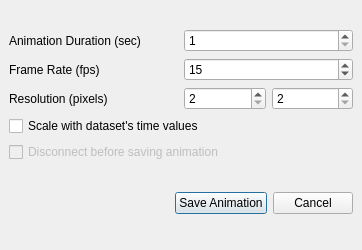
This is Qt/Components/Resources/UI/pqAnimationSettings.ui in wildmichael/ParaView3-enhancements-old as Qt 5 draws it before an edit. The edited form follows.
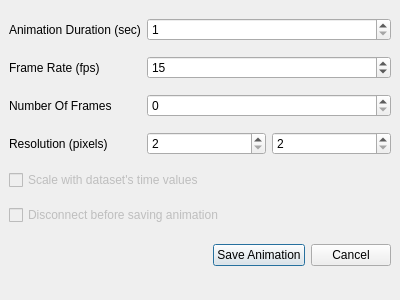
This is the edited form.

Commit message: ENH: Adding Animation interface. It is now possible to create keyframe animations. VCR control uses the actual animation subsystem to play animations. Currently, animations reader time is not available, it will be included once the notion of global time is added.

Patch:
```diff
--- a/Qt/Components/Resources/UI/pqAnimationSettings.ui
+++ b/Qt/Components/Resources/UI/pqAnimationSettings.ui
@@ -8,8 +8,8 @@
    <rect>
     <x>0</x>
     <y>0</y>
-    <width>362</width>
-    <height>250</height>
+    <width>400</width>
+    <height>300</height>
    </rect>
   </property>
   <property name="windowTitle" >
@@ -22,31 +22,41 @@
    <property name="spacing" >
     <number>6</number>
    </property>
+   <item row="7" column="1" >
+    <spacer>
+     <property name="orientation" >
+      <enum>Qt::Vertical</enum>
+     </property>
+    </spacer>
+   </item>
+   <item row="0" column="1" colspan="2" >
+    <widget class="QSpinBox" name="spinBoxAnimationDuration" >
+     <property name="toolTip" >
+      <string>Duration for the Animation (in seconds)</string>
+     </property>
+     <property name="statusTip" >
+      <string>Sets the duration for the animation in seconds.</string>
+     </property>
+     <property name="whatsThis" >
+      <string>Sets the duration for the animation in seconds.</string>
+     </property>
+     <property name="maximum" >
+      <number>2147483647</number>
+     </property>
+     <property name="minimum" >
+      <number>1</number>
+     </property>
+    </widget>
+   </item>
    <item row="0" column="0" >
-    <layout class="QVBoxLayout" >
-     <property name="margin" >
-      <number>0</number>
-     </property>
-     <property name="spacing" >
-      <number>6</number>
-     </property>
-     <item>
-      <layout class="QHBoxLayout" >
-       <property name="margin" >
-        <number>0</number>
-       </property>
-       <property name="spacing" >
-        <number>6</number>
-       </property>
-       <item>
         <widget class="QLabel" name="labelAnimationDuration" >
          <property name="text" >
           <string>Animation Duration (sec)</string>
          </property>
         </widget>
        </item>
-       <item>
-        <widget class="QSpinBox" name="spinBoxAnimationDuration" >
+   <item row="3" column="2" >
+    <widget class="QSpinBox" name="spinBoxHeight" >
          <property name="toolTip" >
           <string>Duration for the Animation (in seconds)</string>
          </property>
@@ -57,28 +67,27 @@
           <string>Sets the duration for the animation in seconds.</string>
          </property>
          <property name="minimum" >
-          <number>1</number>
+      <number>2</number>
          </property>
         </widget>
        </item>
-      </layout>
-     </item>
-     <item>
-      <layout class="QHBoxLayout" >
-       <property name="margin" >
-        <number>0</number>
-       </property>
-       <property name="spacing" >
-        <number>6</number>
-       </property>
-       <item>
-        <widget class="QLabel" name="labelFrameRate" >
-         <property name="text" >
-          <string>Frame Rate (fps)</string>
-         </property>
-        </widget>
-       </item>
-       <item>
+   <item row="3" column="1" >
+    <widget class="QSpinBox" name="spinBoxWidth" >
+     <property name="toolTip" >
+      <string>View Width (in pixels) </string>
+     </property>
+     <property name="statusTip" >
+      <string>Sets the width (in pixles) to use while generating animation.</string>
+     </property>
+     <property name="whatsThis" >
+      <string>Sets the width (in pixles) to use while generating animation.</string>
+     </property>
+     <property name="minimum" >
+      <number>2</number>
+     </property>
+    </widget>
+   </item>
+   <item row="1" column="1" colspan="2" >
         <widget class="QSpinBox" name="spinBoxFrameRate" >
          <property name="toolTip" >
           <string>Animation Frame Rate in frames-per-second.</string>
@@ -100,115 +109,14 @@
          </property>
         </widget>
        </item>
-      </layout>
-     </item>
-     <item>
-      <layout class="QHBoxLayout" >
-       <property name="margin" >
-        <number>0</number>
-       </property>
-       <property name="spacing" >
-        <number>6</number>
-       </property>
-       <item>
-        <widget class="QLabel" name="label_3" >
-         <property name="text" >
-          <string>Resolution (pixels)</string>
-         </property>
-        </widget>
-       </item>
-       <item>
-        <layout class="QHBoxLayout" >
-         <property name="margin" >
-          <number>0</number>
-         </property>
-         <property name="spacing" >
-          <number>6</number>
-         </property>
-         <item>
-          <widget class="QSpinBox" name="spinBoxWidth" >
-           <property name="toolTip" >
-            <string>View Width (in pixels) </string>
-           </property>
-           <property name="statusTip" >
-            <string>Sets the width (in pixles) to use while generating animation.</string>
-           </property>
-           <property name="whatsThis" >
-            <string>Sets the width (in pixles) to use while generating animation.</string>
-           </property>
-           <property name="minimum" >
-            <number>2</number>
-           </property>
-          </widget>
-         </item>
-         <item>
-          <widget class="QSpinBox" name="spinBoxHeight" >
-           <property name="toolTip" >
-            <string>View Height (in pixels)</string>
-           </property>
-           <property name="statusTip" >
-            <string>Sets the height (in pixles) to use while generating animation.</string>
-           </property>
-           <property name="whatsThis" >
-            <string>Sets the height (in pixles) to use while generating animation.</string>
-           </property>
-           <property name="minimum" >
-            <number>2</number>
-           </property>
-          </widget>
-         </item>
-        </layout>
-       </item>
-      </layout>
-     </item>
-     <item>
-      <layout class="QHBoxLayout" >
-       <property name="margin" >
-        <number>0</number>
-       </property>
-       <property name="spacing" >
-        <number>6</number>
-       </property>
-       <item>
-        <widget class="QCheckBox" name="checkBoxUseDatasetTimesteps" >
-         <property name="toolTip" >
-          <string>Use Timestep Values from Dataset</string>
-         </property>
-         <property name="statusTip" >
-          <string>When checked, time step values from the dataset will be used, otherwise animation will linearly interpolate between all available timesteps.</string>
-         </property>
-         <property name="whatsThis" >
-          <string>When checked, time step values from the dataset will be used, otherwise animation will linearly interpolate between all available timesteps.</string>
-         </property>
-         <property name="text" >
-          <string>Scale with dataset's time values</string>
-         </property>
-        </widget>
-       </item>
-      </layout>
-     </item>
-     <item>
-      <widget class="QCheckBox" name="checkBoxDisconnect" >
-       <property name="enabled" >
-        <bool>false</bool>
-       </property>
-       <property name="toolTip" >
-        <string>Disconnect from the server before saving animation. The server will save the animation and then exit.</string>
-       </property>
-       <property name="statusTip" >
-        <string>Disconnect from the server before saving animation. The server will save the animation and then exit.</string>
-       </property>
-       <property name="whatsThis" >
-        <string>Disconnect from the server before saving animation. The server will save the animation and then exit.</string>
-       </property>
-       <property name="text" >
-        <string>Disconnect before saving animation</string>
-       </property>
-      </widget>
-     </item>
-    </layout>
-   </item>
    <item row="1" column="0" >
+    <widget class="QLabel" name="labelFrameRate" >
+     <property name="text" >
+      <string>Frame Rate (fps)</string>
+     </property>
+    </widget>
+   </item>
+   <item row="6" column="0" colspan="3" >
     <layout class="QHBoxLayout" >
      <property name="margin" >
       <number>0</number>
@@ -248,6 +156,65 @@
      </item>
     </layout>
    </item>
+   <item row="5" column="0" colspan="3" >
+    <widget class="QCheckBox" name="checkBoxDisconnect" >
+     <property name="enabled" >
+      <bool>false</bool>
+     </property>
+     <property name="toolTip" >
+      <string>Disconnect from the server before saving animation. The server will save the animation and then exit.</string>
+     </property>
+     <property name="statusTip" >
+      <string>Disconnect from the server before saving animation. The server will save the animation and then exit.</string>
+     </property>
+     <property name="whatsThis" >
+      <string>Disconnect from the server before saving animation. The server will save the animation and then exit.</string>
+     </property>
+     <property name="text" >
+      <string>Disconnect before saving animation</string>
+     </property>
+    </widget>
+   </item>
+   <item row="4" column="0" colspan="3" >
+    <widget class="QCheckBox" name="checkBoxUseDatasetTimesteps" >
+     <property name="enabled" >
+      <bool>false</bool>
+     </property>
+     <property name="toolTip" >
+      <string>Use Timestep Values from Dataset</string>
+     </property>
+     <property name="statusTip" >
+      <string>When checked, time step values from the dataset will be used, otherwise animation will linearly interpolate between all available timesteps.</string>
+     </property>
+     <property name="whatsThis" >
+      <string>When checked, time step values from the dataset will be used, otherwise animation will linearly interpolate between all available timesteps.</string>
+     </property>
+     <property name="text" >
+      <string>Scale with dataset's time values</string>
+     </property>
+    </widget>
+   </item>
+   <item row="3" column="0" >
+    <widget class="QLabel" name="label_3" >
+     <property name="text" >
+      <string>Resolution (pixels)</string>
+     </property>
+    </widget>
+   </item>
+   <item row="2" column="0" >
+    <widget class="QLabel" name="label" >
+     <property name="text" >
+      <string>Number Of Frames</string>
+     </property>
+    </widget>
+   </item>
+   <item row="2" column="1" colspan="2" >
+    <widget class="QSpinBox" name="spinBoxNumberOfFrames" >
+     <property name="maximum" >
+      <number>2147483647</number>
+     </property>
+    </widget>
+   </item>
   </layout>
  </widget>
  <pixmapfunction></pixmapfunction>
```
Left out of the diff: 10 changed lines with no effect on the pictures. Lines whose indentation alone changed are shown as unchanged. The commit also changes 41 other files.
